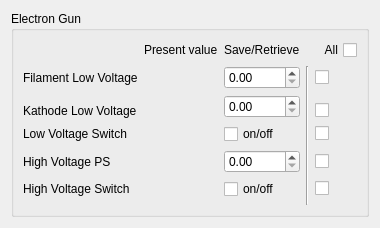
srgblnch/LinacGUI, file src/widgets/ui/snapshot_egun.ui: the form before one commit.
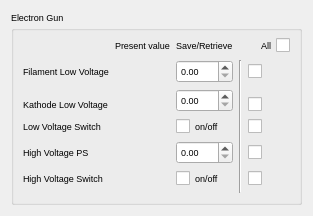
The form after the commit. Custom widgets are drawn as their Qt base class.

Commit message: bug fix the issues with the Danger Ops in the LinacValueCheckBox. Now non of the Danger ops will be autoapply. modify the snapshot widgets

```diff
--- a/src/widgets/ui/snapshot_egun.ui
+++ b/src/widgets/ui/snapshot_egun.ui
@@ -6,10 +6,15 @@
    <rect>
     <x>0</x>
     <y>0</y>
-    <width>380</width>
-    <height>200</height>
+    <width>313</width>
+    <height>196</height>
    </rect>
   </property>
+  <property name="font">
+   <font>
+    <pointsize>7</pointsize>
+   </font>
+  </property>
   <property name="windowTitle">
    <string>Form</string>
   </property>
@@ -210,12 +215,6 @@
    <header>taurus.qt.qtgui.container</header>
    <container>1</container>
   </customwidget>
-  <customwidget>
-   <class>TaurusGroupBox</class>
-   <extends>QGroupBox</extends>
-   <header>taurus.qt.qtgui.container</header>
-   <container>1</container>
-  </customwidget>
   <customwidget>
    <class>TaurusLabel</class>
    <extends>QLabel</extends>
@@ -231,6 +230,12 @@
    <extends>QPixmapWidget</extends>
    <header>taurus.qt.qtgui.display</header>
   </customwidget>
+  <customwidget>
+   <class>TaurusGroupBox</class>
+   <extends>QGroupBox</extends>
+   <header>taurus.qt.qtgui.container</header>
+   <container>1</container>
+  </customwidget>
   <customwidget>
    <class>QPixmapWidget</class>
    <extends>QWidget</extends>
```
Left out of the diff: 22 changed lines with no effect on the pictures. The commit also changes 19 other files.
